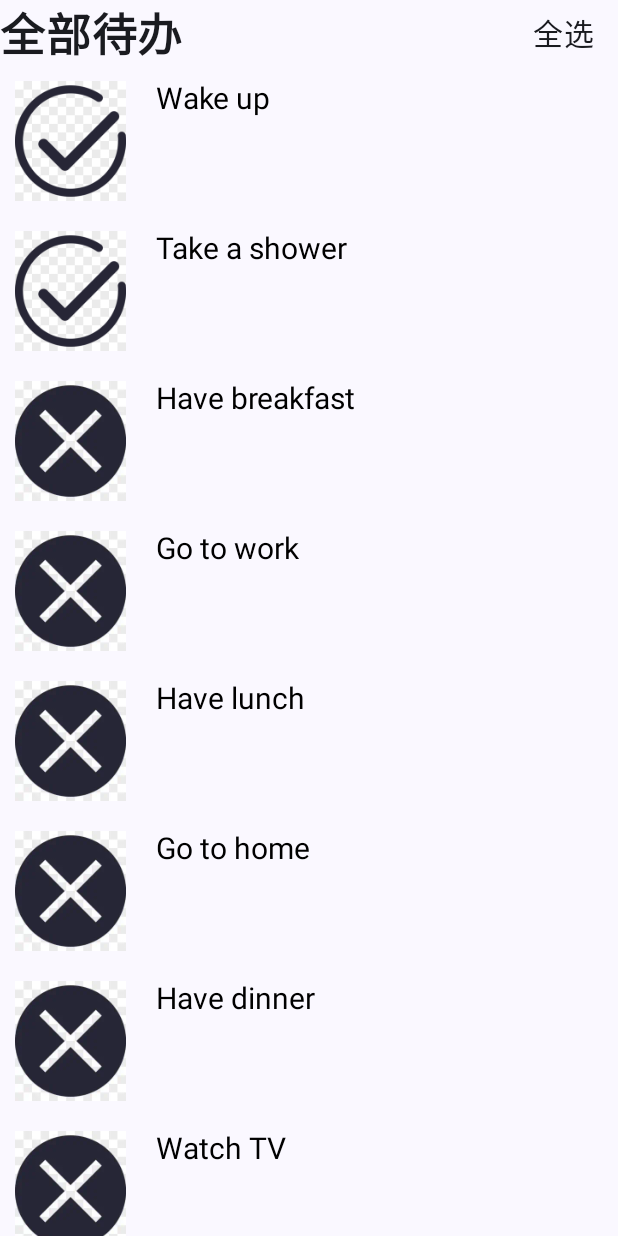
After one commit to darcycui/ComposeDemo, an Android app built with Jetpack Compose: the ToDoListActivity screen opened directly, with no data from a screen before it, on a phone screen of 412 x 824 dp. The commit adds this screen. Run offline under Robolectric (Android 15) with nearby library versions, the phone set to English and light mode, and no system bars; Roboto replaces fonts that are not available here.

Commit message:
feat: add ToDoListActivity with MVVM+Compose

```diff
--- a/app/build.gradle.kts
+++ b/app/build.gradle.kts
@@ -10,7 +10,7 @@ android {
     defaultConfig {
         applicationId = "com.darcy.message.composedemo"
         minSdk = 24
-        targetSdk = 34
+        targetSdk = 35
         versionCode = 1
         versionName = "1.0"
 
--- a/app/src/main/AndroidManifest.xml
+++ b/app/src/main/AndroidManifest.xml
@@ -15,6 +15,11 @@
         android:supportsRtl="true"
         android:theme="@style/darcy_Theme.ComposeDemo"
         tools:targetApi="31">
+        <activity
+            android:name=".ui.pages.todolist.ToDoListActivity"
+            android:exported="false"
+            android:label="@string/title_activity_to_do_list"
+            android:theme="@style/darcy_Theme.ComposeDemo" />
         <activity
             android:name=".ui.pages.health.ui.HealthActivity"
             android:exported="false"
--- a/app/src/main/java/com/darcy/message/composedemo/MainActivity.kt
+++ b/app/src/main/java/com/darcy/message/composedemo/MainActivity.kt
@@ -26,6 +26,7 @@ import com.darcy.message.composedemo.navigation.DarcyApp
 import com.darcy.message.composedemo.navigation.Screen
 import com.darcy.message.composedemo.ui.pages.health.ui.HealthActivity
 import com.darcy.message.composedemo.ui.pages.login.LoginActivity
+import com.darcy.message.composedemo.ui.pages.todolist.ToDoListActivity
 import com.darcy.message.composedemo.ui.pages.view.ComposeActivity
 import com.darcy.message.composedemo.ui.pages.view.ViewActivity
 import com.darcy.message.composedemo.ui.theme.ComposeDemoTheme
@@ -140,7 +141,7 @@ fun MainShow(
             Text(text = "HealthActivity")
         }
         Button(onClick = { context.startPage(ToDoListActivity::class.java) }) {
-            Text(text = "HealthActivity")
+            Text(text = "ToDoListActivity")
         }
     }
 }
--- /dev/null
+++ b/app/src/main/java/com/darcy/message/composedemo/ui/pages/todolist/ToDoListActivity.kt
@@ -0,0 +1,33 @@
+package com.darcy.message.composedemo.ui.pages.todolist
+
+import android.os.Bundle
+import androidx.activity.ComponentActivity
+import androidx.activity.compose.setContent
+import androidx.activity.enableEdgeToEdge
+import androidx.compose.foundation.layout.fillMaxSize
+import androidx.compose.foundation.layout.navigationBarsPadding
+import androidx.compose.foundation.layout.padding
+import androidx.compose.foundation.layout.statusBarsPadding
+import androidx.compose.material3.Scaffold
+import androidx.compose.material3.Text
+import androidx.compose.runtime.Composable
+import androidx.compose.ui.Modifier
+import androidx.compose.ui.tooling.preview.Preview
+import com.darcy.message.composedemo.ui.pages.todolist.ui.theme.ComposeDemoTheme
+import com.darcy.message.composedemo.ui.pages.todolist.ui.widgets.ToDoListScreen
+
+class ToDoListActivity : ComponentActivity() {
+    override fun onCreate(savedInstanceState: Bundle?) {
+        super.onCreate(savedInstanceState)
+        enableEdgeToEdge()
+        setContent {
+            ComposeDemoTheme {
+                Scaffold(modifier = Modifier.fillMaxSize()) { innerPadding ->
+                    ToDoListScreen(
+                        modifier = Modifier.padding(innerPadding)
+                    )
+                }
+            }
+        }
+    }
+}
--- /dev/null
+++ b/app/src/main/java/com/darcy/message/composedemo/ui/pages/todolist/bean/Thing.kt
@@ -0,0 +1,16 @@
+package com.darcy.message.composedemo.ui.pages.todolist.bean
+
+import androidx.compose.runtime.MutableState
+import androidx.compose.runtime.getValue
+import androidx.compose.runtime.mutableStateOf
+import androidx.compose.runtime.setValue
+
+class Thing(
+    initThingName: String = "Todo",
+    initIsFinished: Boolean = false
+) {
+    // TODO 名称是状态 使用变量委托初始化
+    var thingName: String by mutableStateOf(initThingName)
+    // 是否完成也是状态 使用变量委托初始化
+    var isFinished: Boolean by mutableStateOf(initIsFinished)
+}
--- /dev/null
+++ b/app/src/main/java/com/darcy/message/composedemo/ui/pages/todolist/ui/theme/Theme.kt
@@ -0,0 +1,58 @@
+package com.darcy.message.composedemo.ui.pages.todolist.ui.theme
+
+import android.app.Activity
+import android.os.Build
+import androidx.compose.foundation.isSystemInDarkTheme
+import androidx.compose.material3.MaterialTheme
+import androidx.compose.material3.darkColorScheme
+import androidx.compose.material3.dynamicDarkColorScheme
+import androidx.compose.material3.dynamicLightColorScheme
+import androidx.compose.material3.lightColorScheme
+import androidx.compose.runtime.Composable
+import androidx.compose.ui.platform.LocalContext
+
+private val DarkColorScheme = darkColorScheme(
+    primary = Purple80,
+    secondary = PurpleGrey80,
+    tertiary = Pink80
+)
+
+private val LightColorScheme = lightColorScheme(
+    primary = Purple40,
+    secondary = PurpleGrey40,
+    tertiary = Pink40
+
+    /* Other default colors to override
+    background = Color(0xFFFFFBFE),
+    surface = Color(0xFFFFFBFE),
+    onPrimary = Color.White,
+    onSecondary = Color.White,
+    onTertiary = Color.White,
+    onBackground = Color(0xFF1C1B1F),
+    onSurface = Color(0xFF1C1B1F),
+    */
+)
+
+@Composable
+fun ComposeDemoTheme(
+    darkTheme: Boolean = isSystemInDarkTheme(),
+    // Dynamic color is available on Android 12+
+    dynamicColor: Boolean = true,
+    content: @Composable () -> Unit
+) {
+    val colorScheme = when {
+        dynamicColor && Build.VERSION.SDK_INT >= Build.VERSION_CODES.S -> {
+            val context = LocalContext.current
+            if (darkTheme) dynamicDarkColorScheme(context) else dynamicLightColorScheme(context)
+        }
+
+        darkTheme -> DarkColorScheme
+        else -> LightColorScheme
+    }
+
+    MaterialTheme(
+        colorScheme = colorScheme,
+        typography = Typography,
+        content = content
+    )
+}
--- /dev/null
+++ b/app/src/main/java/com/darcy/message/composedemo/ui/pages/todolist/ui/theme/Type.kt
@@ -0,0 +1,34 @@
+package com.darcy.message.composedemo.ui.pages.todolist.ui.theme
+
+import androidx.compose.material3.Typography
+import androidx.compose.ui.text.TextStyle
+import androidx.compose.ui.text.font.FontFamily
+import androidx.compose.ui.text.font.FontWeight
+import androidx.compose.ui.unit.sp
+
+// Set of Material typography styles to start with
+val Typography = Typography(
+    bodyLarge = TextStyle(
+        fontFamily = FontFamily.Default,
+        fontWeight = FontWeight.Normal,
+        fontSize = 16.sp,
+        lineHeight = 24.sp,
+        letterSpacing = 0.5.sp
+    )
+    /* Other default text styles to override
+    titleLarge = TextStyle(
+        fontFamily = FontFamily.Default,
+        fontWeight = FontWeight.Normal,
+        fontSize = 22.sp,
+        lineHeight = 28.sp,
+        letterSpacing = 0.sp
+    ),
+    labelSmall = TextStyle(
+        fontFamily = FontFamily.Default,
+        fontWeight = FontWeight.Medium,
+        fontSize = 11.sp,
+        lineHeight = 16.sp,
+        letterSpacing = 0.5.sp
+    )
+    */
+)
--- /dev/null
+++ b/app/src/main/java/com/darcy/message/composedemo/ui/pages/todolist/ui/widgets/SelectAll.kt
@@ -0,0 +1,51 @@
+package com.darcy.message.composedemo.ui.pages.todolist.ui.widgets
+
+import android.widget.Toast
+import androidx.compose.foundation.ExperimentalFoundationApi
+import androidx.compose.foundation.clickable
+import androidx.compose.foundation.combinedClickable
+import androidx.compose.foundation.interaction.MutableInteractionSource
+import androidx.compose.foundation.layout.padding
+import androidx.compose.foundation.layout.sizeIn
+import androidx.compose.material3.Text
+import androidx.compose.runtime.Composable
+import androidx.compose.runtime.collectAsState
+import androidx.compose.runtime.getValue
+import androidx.compose.runtime.mutableStateOf
+import androidx.compose.runtime.remember
+import androidx.compose.runtime.setValue
+import androidx.compose.ui.Alignment
+import androidx.compose.ui.Modifier
+import androidx.compose.ui.platform.LocalContext
+import androidx.compose.ui.text.style.TextAlign
+import androidx.compose.ui.unit.dp
+import androidx.compose.ui.unit.sp
+import androidx.lifecycle.viewmodel.compose.viewModel
+import com.darcy.message.composedemo.ui.pages.todolist.viewmodel.ToDoListViewModel
+
+@OptIn(ExperimentalFoundationApi::class)
+@Composable
+fun SelectAll(modifier: Modifier = Modifier, onSelectAllChanged: () -> Unit) {
+    val viewModel: ToDoListViewModel = viewModel()
+    val isSelectedAll: Boolean by viewModel.isSelectedAllFlow.collectAsState(initial = false)
+    val text = if (isSelectedAll) "取消全选" else "全选"
+    // 获取Context 上下文
+    val context = LocalContext.current
+    // 去除点击效果
+    Text(
+        text = text,
+        fontSize = 20.sp,
+        textAlign = TextAlign.Center,
+        modifier = modifier
+            .padding(horizontal = 16.dp)
+            .combinedClickable(
+                interactionSource = remember { MutableInteractionSource() },
+                indication = null,
+                onClick = {
+                    onSelectAllChanged()
+                },
+                onLongClick = {
+                    Toast.makeText(context, "长按了全选", Toast.LENGTH_SHORT).show()
+                }
+            ))
+}
--- /dev/null
+++ b/app/src/main/java/com/darcy/message/composedemo/ui/pages/todolist/ui/widgets/ToDoList.kt
@@ -0,0 +1,26 @@
+package com.darcy.message.composedemo.ui.pages.todolist.ui.widgets
+
+import androidx.compose.foundation.lazy.LazyColumn
+import androidx.compose.foundation.lazy.itemsIndexed
+import androidx.compose.runtime.Composable
+import androidx.compose.ui.Modifier
+import androidx.lifecycle.viewmodel.compose.viewModel
+import com.darcy.message.composedemo.ui.pages.todolist.viewmodel.ToDoListViewModel
+
+@Composable
+fun ToDoList(modifier: Modifier = Modifier, viewmodel: ToDoListViewModel = viewModel()) {
+    LazyColumn {
+        // 带index的items
+        itemsIndexed(viewmodel.things) { index, item ->
+            ToDoListItem(
+                thing = item,
+                onFinishChanged = {
+                    viewmodel.updateOneThingFinish(item)
+                },
+                onNameChanged = {
+                    viewmodel.updateOneThingName(item)
+                }
+            )
+        }
+    }
+}
--- /dev/null
+++ b/app/src/main/java/com/darcy/message/composedemo/ui/pages/todolist/ui/widgets/ToDoListHeader.kt
@@ -0,0 +1,18 @@
+package com.darcy.message.composedemo.ui.pages.todolist.ui.widgets
+
+import androidx.compose.foundation.layout.statusBarsPadding
+import androidx.compose.material3.Text
+import androidx.compose.runtime.Composable
+import androidx.compose.ui.Modifier
+import androidx.compose.ui.text.font.FontWeight
+import androidx.compose.ui.unit.sp
+
+@Composable
+fun ToDoListHeader(modifier: Modifier = Modifier) {
+    Text(
+        text = "全部待办",
+        fontSize = 30.sp,
+        fontWeight = FontWeight.Bold,
+        modifier = modifier
+    )
+}
--- /dev/null
+++ b/app/src/main/java/com/darcy/message/composedemo/ui/pages/todolist/ui/widgets/ToDoListItem.kt
@@ -0,0 +1,69 @@
+package com.darcy.message.composedemo.ui.pages.todolist.ui.widgets
+
+import androidx.compose.foundation.ExperimentalFoundationApi
+import androidx.compose.foundation.Image
+import androidx.compose.foundation.background
+import androidx.compose.foundation.clickable
+import androidx.compose.foundation.combinedClickable
+import androidx.compose.foundation.interaction.MutableInteractionSource
+import androidx.compose.foundation.layout.Row
+import androidx.compose.foundation.layout.fillMaxWidth
+import androidx.compose.foundation.layout.height
+import androidx.compose.foundation.layout.padding
+import androidx.compose.material.Text
+import androidx.compose.runtime.Composable
+import androidx.compose.runtime.remember
+import androidx.compose.ui.Modifier
+import androidx.compose.ui.graphics.Color
+import androidx.compose.ui.res.painterResource
+import androidx.compose.ui.unit.dp
+import androidx.compose.ui.unit.sp
+import com.darcy.message.composedemo.R
+import com.darcy.message.composedemo.ui.pages.todolist.bean.Thing
+
+@OptIn(ExperimentalFoundationApi::class)
+@Composable
+fun ToDoListItem(
+    modifier: Modifier = Modifier,
+    thing: Thing,
+    onFinishChanged: (thing: Thing) -> Unit,
+    onNameChanged: (thing: Thing) -> Unit,
+) {
+    val iconId = if (thing.isFinished) {
+        R.drawable.yes
+    } else {
+        R.drawable.no
+    }
+    Row(
+        modifier = modifier
+            .fillMaxWidth()
+            .height(100.dp)
+    ) {
+        Image(
+            painter = painterResource(iconId),
+            contentDescription = "是否完成的图标",
+            modifier = modifier
+                .padding(10.dp)
+                .background(color = Color.Gray)
+                .combinedClickable(
+                    interactionSource = remember { MutableInteractionSource() },
+                    indication = null,
+                    onClick = {
+                        onFinishChanged(thing)
+                    })
+        )
+        Text(
+            thing.thingName,
+            fontSize = 20.sp,
+            modifier = modifier
+                .padding(10.dp)
+                .fillMaxWidth()
+                .combinedClickable(
+                    interactionSource = remember { MutableInteractionSource() },
+                    indication = null,
+                    onClick = {
+                        onNameChanged(thing)
+                    })
+        )
+    }
+}
--- /dev/null
+++ b/app/src/main/java/com/darcy/message/composedemo/ui/pages/todolist/ui/widgets/ToDoListScreen.kt
@@ -0,0 +1,45 @@
+package com.darcy.message.composedemo.ui.pages.todolist.ui.widgets
+
+import androidx.compose.foundation.layout.Column
+import androidx.compose.foundation.layout.Row
+import androidx.compose.foundation.layout.fillMaxWidth
+import androidx.compose.foundation.layout.navigationBarsPadding
+import androidx.compose.foundation.layout.statusBarsPadding
+import androidx.compose.runtime.Composable
+import androidx.compose.runtime.rememberCoroutineScope
+import androidx.compose.ui.Alignment
+import androidx.compose.ui.Modifier
+import androidx.compose.ui.tooling.preview.Preview
+import androidx.lifecycle.viewmodel.compose.viewModel
+import com.darcy.message.composedemo.ui.pages.todolist.viewmodel.ToDoListViewModel
+import kotlinx.coroutines.launch
+
+@Composable
+fun ToDoListScreen(modifier: Modifier = Modifier, viewmodel: ToDoListViewModel = viewModel()) {
+    val scope = rememberCoroutineScope()
+    Column {
+        // TODO 不占用 statusBar
+        Row(
+            verticalAlignment = Alignment.CenterVertically,
+            modifier = modifier
+                .fillMaxWidth()
+                .statusBarsPadding()
+        ) {
+            ToDoListHeader(modifier = Modifier.weight(1f))
+
+            SelectAll {
+                scope.launch {
+                    viewmodel.selectAllChanged()
+                }
+            }
+        }
+        // TODO 不占用 navigationBar
+        ToDoList(modifier = modifier.navigationBarsPadding())
+    }
+}
+
+@Preview(showBackground = true)
+@Composable
+fun ToDoListScreenPreview() {
+    ToDoListScreen(modifier = Modifier)
+}
--- /dev/null
+++ b/app/src/main/java/com/darcy/message/composedemo/ui/pages/todolist/viewmodel/ToDoListViewModel.kt
@@ -0,0 +1,47 @@
+package com.darcy.message.composedemo.ui.pages.todolist.viewmodel
+
+import androidx.lifecycle.ViewModel
+import com.darcy.message.composedemo.ui.pages.todolist.bean.Thing
+import com.darcy.message.composedemo.ui.pages.todolist.data.ToDoListData
+import kotlinx.coroutines.flow.MutableStateFlow
+import kotlinx.coroutines.flow.asStateFlow
+
+class ToDoListViewModel : ViewModel() {
+    private var isSelectedAllFlag = false
+    private val _isSelectedAllFlow = MutableStateFlow(false)
+    val isSelectedAllFlow = _isSelectedAllFlow.asStateFlow()
+    private val _things = ToDoListData.things.toMutableList()
+
+    val things: List<Thing>
+        get() = _things
+
+    suspend fun selectAllChanged() {
+        if (isSelectedAllFlag) {
+            unSelectAll()
+        } else {
+            selectAll()
+        }
+        isSelectedAllFlag = !isSelectedAllFlag
+        _isSelectedAllFlow.emit(isSelectedAllFlag)
+    }
+
+    private fun selectAll() {
+        for (item in _things) {
+            item.isFinished = true
+        }
+    }
+
+    private fun unSelectAll() {
+        for (item in _things) {
+            item.isFinished = false
+        }
+    }
+
+    fun updateOneThingFinish(item: Thing) {
+        item.isFinished = !item.isFinished
+    }
+
+    fun updateOneThingName(item: Thing) {
+        item.thingName += "A"
+    }
+}
--- a/app/src/main/res/values/strings.xml
+++ b/app/src/main/res/values/strings.xml
@@ -14,4 +14,5 @@
     <string name="darcy_detail">你好呀陌生人，我是内容</string>
     <string name="title_activity_login">LoginActivity</string>
     <string name="title_activity_health">HealthActivity</string>
+    <string name="title_activity_to_do_list">ToDoListActivity</string>
 </resources>
```
Also changed, not shown: app/src/main/java/com/darcy/message/composedemo/ui/pages/todolist/data/ToDoListData.kt (added, +22 -0 lines), app/src/main/java/com/darcy/message/composedemo/ui/pages/todolist/ui/theme/Color.kt (added, +11 -0 lines), app/src/main/res/drawable-xxhdpi/no.webp (added), app/src/main/res/drawable-xxhdpi/yes.jpg (added).
